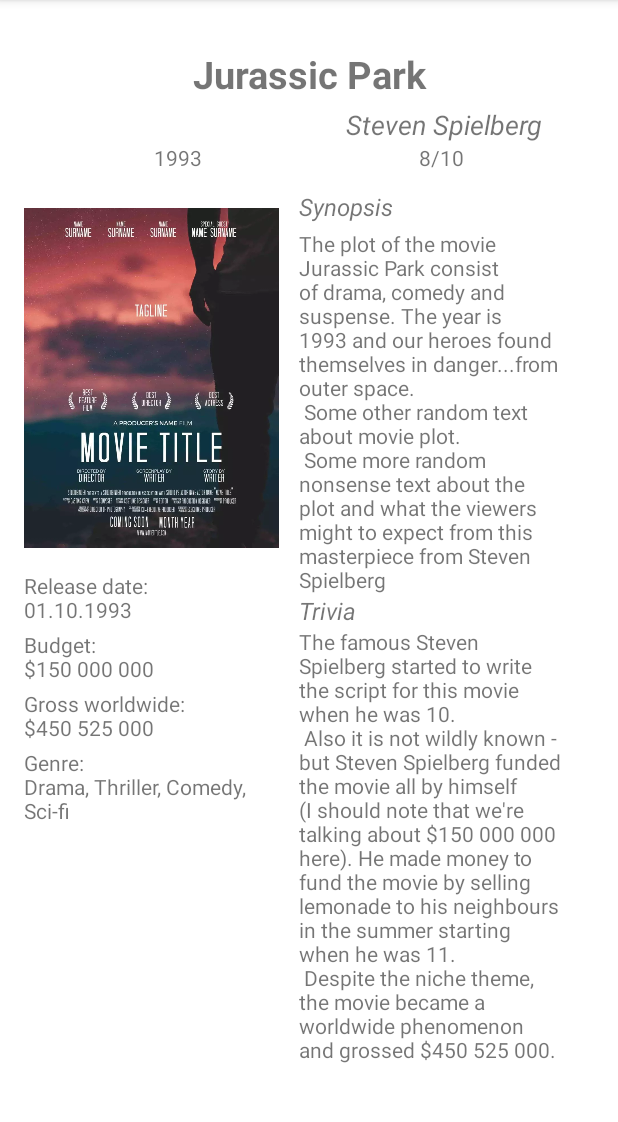
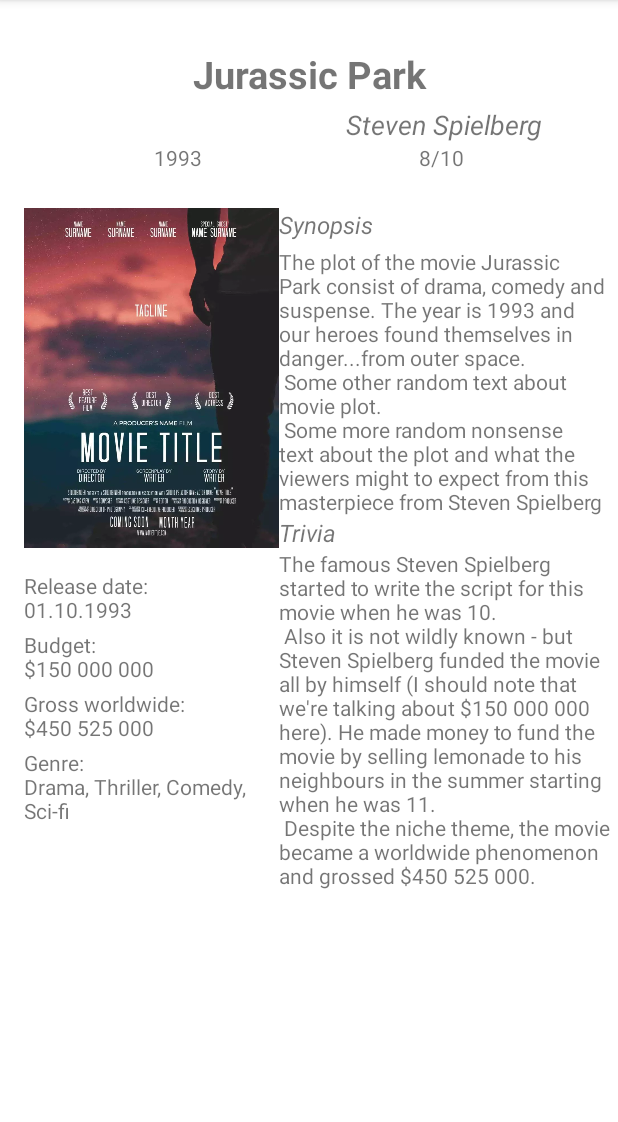
Before and after one commit to Warcerg/CinemaLib, an Android app: the screen it shows after launch (MainActivity), after a tap on "Jurassic Park", on a phone screen of 412 x 824 dp, the part 84-1206 px from its top. Run offline under Robolectric (Android 15) with nearby library versions, the phone set to English and light mode, and no system bars.

Commit message:
HW03 scrollView added to the layout

```diff
--- a/app/src/main/res/layout/movie_details_fragment.xml
+++ b/app/src/main/res/layout/movie_details_fragment.xml
@@ -6,26 +6,8 @@
     android:layout_height="match_parent"
     android:background="@color/white">
 
-    <TextView
-        android:id="@+id/movieDetailsMovieTriviaHeader"
-        android:layout_width="@dimen/movie_details_main_text_width"
-        android:layout_height="wrap_content"
-        android:text="@string/movieDetails_trivia"
-        android:textSize="@dimen/movie_details_small_headings_text_size"
-        android:textStyle="italic"
-        app:layout_constraintEnd_toEndOf="@+id/movieDetailsMovieSynopsisText"
-        app:layout_constraintHorizontal_bias="1.0"
-        app:layout_constraintStart_toStartOf="@+id/movieDetailsMovieSynopsisText"
-        app:layout_constraintTop_toBottomOf="@+id/movieDetailsMovieSynopsisText" />
 
-    <TextView
-        android:id="@+id/movieDetailsMovieTriviaText"
-        android:layout_width="@dimen/movie_details_main_text_width"
-        android:layout_height="wrap_content"
-        android:text="@string/movieDetails_triviatext"
-        app:layout_constraintEnd_toEndOf="@+id/movieDetailsMovieTriviaHeader"
-        app:layout_constraintStart_toStartOf="@+id/movieDetailsMovieTriviaHeader"
-        app:layout_constraintTop_toBottomOf="@+id/movieDetailsMovieTriviaHeader" />
+
 
     <TextView
         android:id="@+id/movieDetailsReleaseYear"
@@ -58,18 +40,7 @@
         app:layout_constraintStart_toStartOf="@+id/movieDetailsMovieReleaseDate"
         app:layout_constraintTop_toBottomOf="@+id/movieDetailsMovieReleaseDate" />
 
-    <TextView
-        android:id="@+id/movieDetailsMovieSynopsisHeader"
-        android:layout_width="@dimen/movie_details_main_text_width"
-        android:layout_height="wrap_content"
-        android:layout_marginTop="@dimen/movie_details_mainpart_margin_top"
-        android:text="@string/movieDetails_synopsis"
-        android:textSize="@dimen/movie_details_small_headings_text_size"
-        android:textStyle="italic"
-        app:layout_constraintEnd_toEndOf="parent"
-        app:layout_constraintHorizontal_bias="0.263"
-        app:layout_constraintStart_toEndOf="@id/movieDetailsPosterImage"
-        app:layout_constraintTop_toBottomOf="@+id/movieDetailsMovieRating" />
+
 
     <TextView
         android:id="@+id/movieDetailsMovieGenre"
@@ -103,15 +74,7 @@
         app:layout_constraintStart_toStartOf="parent"
         app:layout_constraintTop_toTopOf="parent" />
 
-    <TextView
-        android:id="@+id/movieDetailsMovieSynopsisText"
-        android:layout_width="@dimen/movie_details_main_text_width"
-        android:layout_height="wrap_content"
-        android:layout_marginTop="@dimen/movie_details_small_info_top_margin"
-        android:text="@string/movieDetails_synopsis_text"
-        app:layout_constraintEnd_toEndOf="@+id/movieDetailsMovieSynopsisHeader"
-        app:layout_constraintStart_toStartOf="@+id/movieDetailsMovieSynopsisHeader"
-        app:layout_constraintTop_toBottomOf="@+id/movieDetailsMovieSynopsisHeader" />
+
 
     <TextView
         android:id="@+id/movieDetailsMovieDirector"
@@ -136,6 +99,66 @@
         app:layout_constraintStart_toStartOf="@+id/movieDetailsMovieBudget"
         app:layout_constraintTop_toBottomOf="@+id/movieDetailsMovieBudget" />
 
+    <ScrollView
+        android:layout_width="0sp"
+        android:layout_height="wrap_content"
+        android:layout_marginTop="@dimen/movie_details_mainpart_margin_top"
+        app:layout_constraintStart_toEndOf="@id/movieDetailsPosterImage"
+        app:layout_constraintTop_toBottomOf="@+id/movieDetailsMovieRating"
+        app:layout_constraintEnd_toEndOf="parent">
+
+        <LinearLayout
+            android:layout_width="match_parent"
+            android:layout_height="wrap_content"
+            android:orientation="vertical">
+
+            <TextView
+                android:id="@+id/movieDetailsMovieSynopsisHeader"
+                android:layout_width="wrap_content"
+                android:layout_height="wrap_content"
+                android:layout_marginTop="@dimen/movie_details_mainpart_margin_top"
+                android:text="@string/movieDetails_synopsis"
+                android:textSize="@dimen/movie_details_small_headings_text_size"
+                android:textStyle="italic"
+                app:layout_constraintEnd_toEndOf="parent"
+                app:layout_constraintStart_toEndOf="@id/movieDetailsPosterImage"
+                app:layout_constraintTop_toBottomOf="@+id/movieDetailsMovieRating" />
+
+            <TextView
+                android:id="@+id/movieDetailsMovieSynopsisText"
+                android:layout_width="wrap_content"
+                android:layout_height="wrap_content"
+                android:layout_marginTop="@dimen/movie_details_small_info_top_margin"
+                android:text="@string/movieDetails_synopsis_text"
+                app:layout_constraintEnd_toEndOf="@+id/movieDetailsMovieSynopsisHeader"
+                app:layout_constraintStart_toStartOf="@+id/movieDetailsMovieSynopsisHeader"
+                app:layout_constraintTop_toBottomOf="@+id/movieDetailsMovieSynopsisHeader" />
+
+            <TextView
+                android:id="@+id/movieDetailsMovieTriviaHeader"
+                android:layout_width="wrap_content"
+                android:layout_height="wrap_content"
+                android:text="@string/movieDetails_trivia"
+                android:textSize="@dimen/movie_details_small_headings_text_size"
+                android:textStyle="italic"
+                app:layout_constraintEnd_toEndOf="@+id/movieDetailsMovieSynopsisText"
+                app:layout_constraintHorizontal_bias="1.0"
+                app:layout_constraintStart_toStartOf="@+id/movieDetailsMovieSynopsisText"
+                app:layout_constraintTop_toBottomOf="@+id/movieDetailsMovieSynopsisText" />
+
+            <TextView
+                android:id="@+id/movieDetailsMovieTriviaText"
+                android:layout_width="wrap_content"
+                android:layout_height="wrap_content"
+                android:text="@string/movieDetails_triviatext"
+                app:layout_constraintEnd_toEndOf="@+id/movieDetailsMovieTriviaHeader"
+                app:layout_constraintStart_toStartOf="@+id/movieDetailsMovieTriviaHeader"
+                app:layout_constraintTop_toBottomOf="@+id/movieDetailsMovieTriviaHeader" />
+        </LinearLayout>
+
+
+    </ScrollView>
+
     <ImageView
         android:id="@+id/movieDetailsPosterImage"
         android:layout_width="@dimen/movie_details_poster_width"
```
